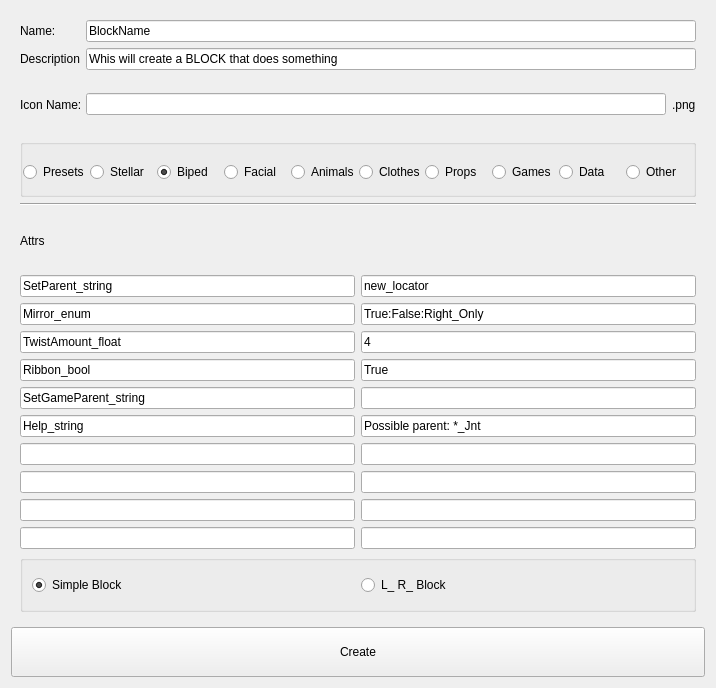
Old version of the form UI/BlockBuilder/blockBuilder.ui in the repository RenderDeMartes/Mutant_Tools.
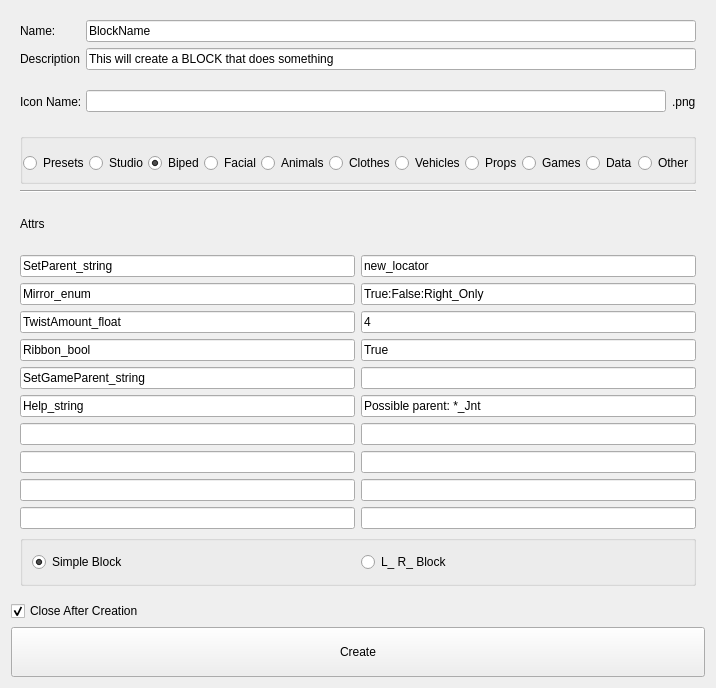
New version of the form.

```diff
--- a/UI/BlockBuilder/blockBuilder.ui
+++ b/UI/BlockBuilder/blockBuilder.ui
@@ -80,7 +80,7 @@
         <item>
          <widget class="QLineEdit" name="description_line">
           <property name="text">
-           <string>Whis will create a BLOCK that does something</string>
+           <string>This will create a BLOCK that does something</string>
           </property>
          </widget>
         </item>
@@ -167,21 +167,7 @@
            </property>
           </widget>
          </item>
-         <item row="0" column="7">
-          <widget class="QRadioButton" name="games_radio">
-           <property name="text">
-            <string>Games</string>
-           </property>
-          </widget>
-         </item>
-         <item row="0" column="5">
-          <widget class="QRadioButton" name="clothes_radio">
-           <property name="text">
-            <string>Clothes</string>
-           </property>
-          </widget>
-         </item>
-         <item row="0" column="8">
+         <item row="0" column="9">
           <widget class="QRadioButton" name="data_radio">
            <property name="text">
             <string>Data</string>
@@ -195,7 +181,21 @@
            </property>
           </widget>
          </item>
-         <item row="0" column="10">
+         <item row="0" column="8">
+          <widget class="QRadioButton" name="games_radio">
+           <property name="text">
+            <string>Games</string>
+           </property>
+          </widget>
+         </item>
+         <item row="0" column="5">
+          <widget class="QRadioButton" name="clothes_radio">
+           <property name="text">
+            <string>Clothes</string>
+           </property>
+          </widget>
+         </item>
+         <item row="0" column="11">
           <widget class="QRadioButton" name="other_radio">
            <property name="text">
             <string>Other</string>
@@ -212,7 +212,7 @@
            </property>
           </widget>
          </item>
-         <item row="0" column="6">
+         <item row="0" column="7">
           <widget class="QRadioButton" name="props_radio">
            <property name="text">
             <string>Props</string>
@@ -220,9 +220,16 @@
           </widget>
          </item>
          <item row="0" column="1">
-          <widget class="QRadioButton" name="stellar_radio">
+          <widget class="QRadioButton" name="studio_radio">
            <property name="text">
-            <string>Stellar</string>
+            <string>Studio</string>
+           </property>
+          </widget>
+         </item>
+         <item row="0" column="6">
+          <widget class="QRadioButton" name="vehicles_radio">
+           <property name="text">
+            <string>Vehicles</string>
            </property>
           </widget>
          </item>
@@ -434,7 +441,7 @@
      </layout>
     </widget>
    </item>
-   <item row="1" column="0">
+   <item row="2" column="0">
     <layout class="QHBoxLayout" name="horizontalLayout_8">
      <property name="topMargin">
       <number>0</number>
@@ -454,6 +461,16 @@
      </item>
     </layout>
    </item>
+   <item row="1" column="0">
+    <widget class="QCheckBox" name="close_after">
+     <property name="text">
+      <string>Close After Creation</string>
+     </property>
+     <property name="checked">
+      <bool>true</bool>
+     </property>
+    </widget>
+   </item>
   </layout>
  </widget>
  <resources/>
```
